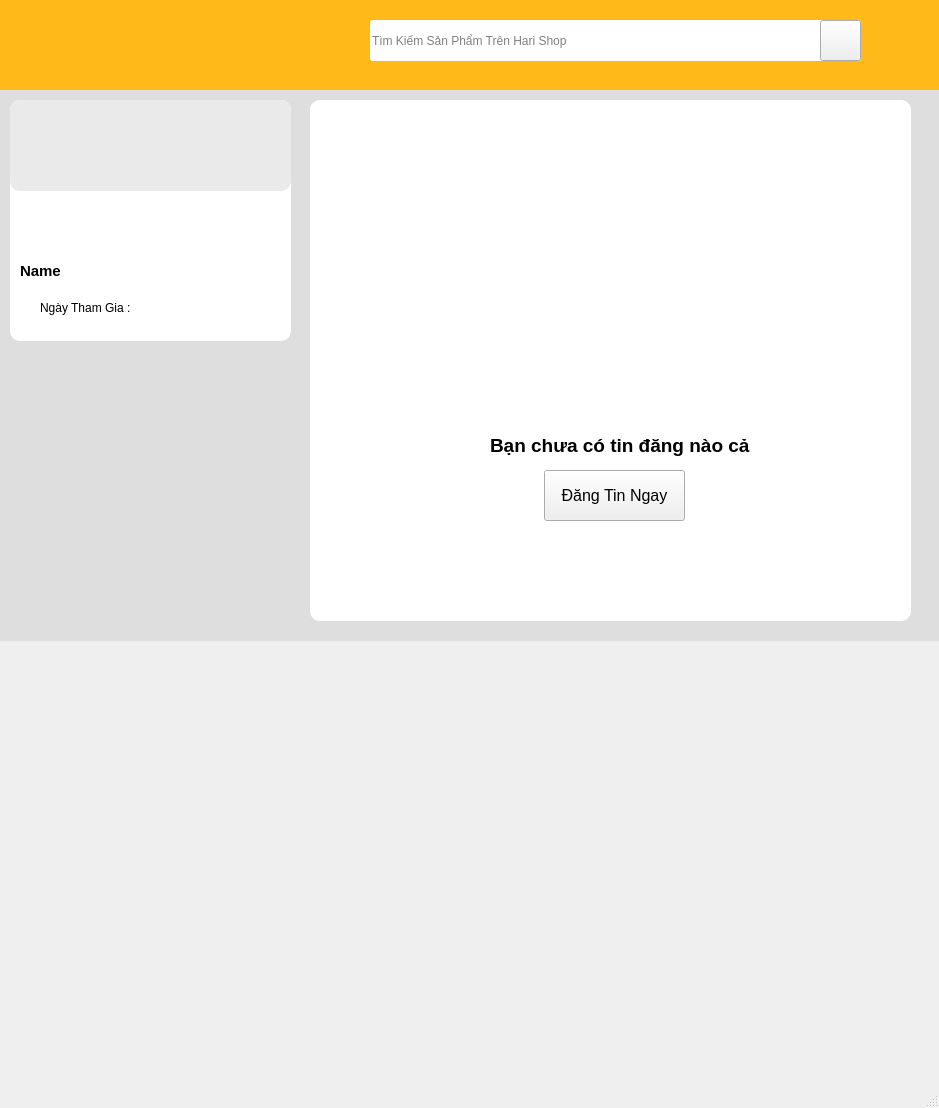
This is ui/mainwindow.ui in Harisaya/python-app as Qt 5 draws it before an edit. The edited form follows.
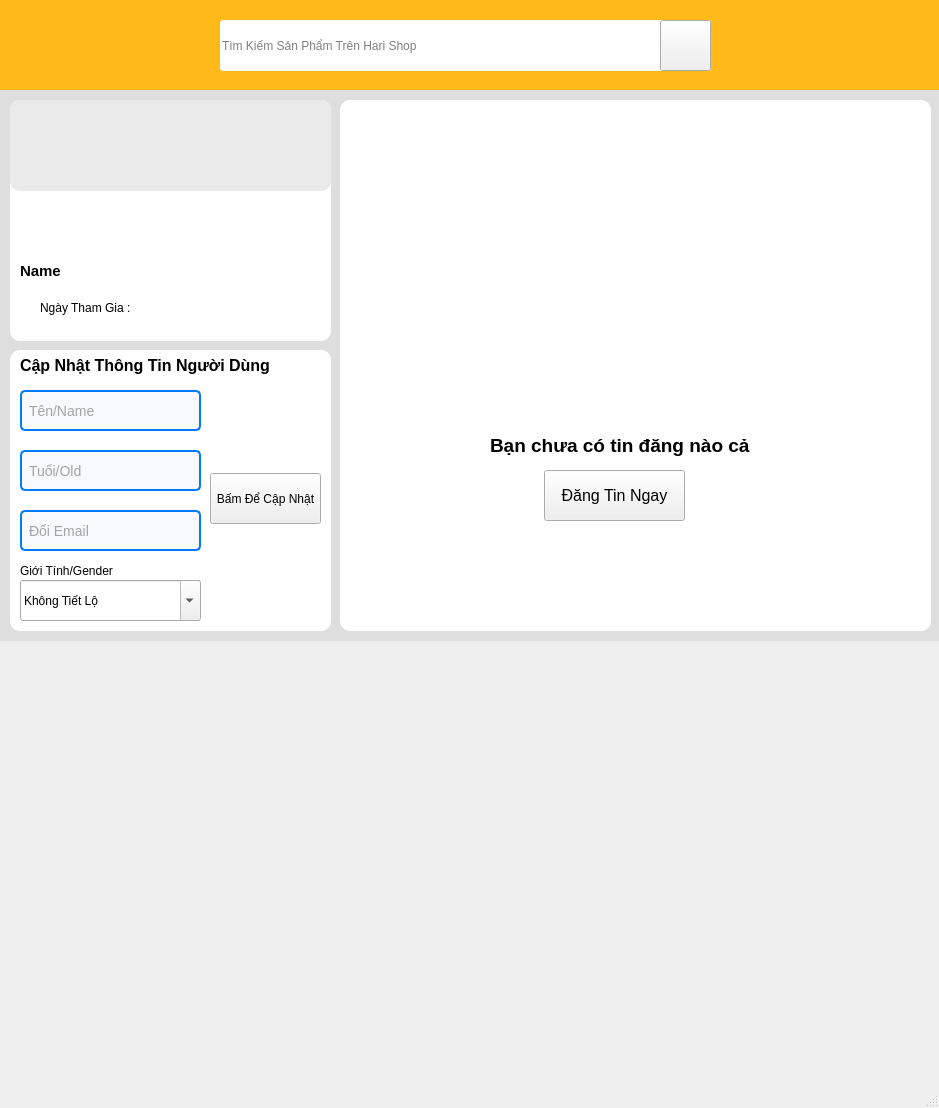
This is the edited form. The open tabs and pages were chosen to show the change. Icons and pictures are not drawn.

```diff
--- a/ui/mainwindow.ui
+++ b/ui/mainwindow.ui
@@ -33,10 +33,10 @@
    <widget class="QLineEdit" name="lineEdit">
     <property name="geometry">
      <rect>
-      <x>370</x>
+      <x>220</x>
       <y>20</y>
       <width>491</width>
-      <height>41</height>
+      <height>51</height>
      </rect>
     </property>
     <property name="styleSheet">
@@ -52,10 +52,10 @@
    <widget class="QPushButton" name="pushButton">
     <property name="geometry">
      <rect>
-      <x>820</x>
+      <x>660</x>
       <y>20</y>
-      <width>41</width>
-      <height>41</height>
+      <width>51</width>
+      <height>51</height>
      </rect>
     </property>
     <property name="styleSheet">
@@ -79,7 +79,7 @@
      </rect>
     </property>
     <property name="currentIndex">
-     <number>0</number>
+     <number>2</number>
     </property>
     <widget class="QWidget" name="page">
      <widget class="QPushButton" name="pushButton_20">
@@ -1005,7 +1005,7 @@
       <property name="geometry">
        <rect>
         <x>20</x>
-        <y>280</y>
+        <y>290</y>
         <width>131</width>
         <height>31</height>
        </rect>
@@ -1047,9 +1047,9 @@
       <property name="geometry">
        <rect>
         <x>230</x>
-        <y>250</y>
+        <y>260</y>
         <width>171</width>
-        <height>51</height>
+        <height>31</height>
        </rect>
       </property>
       <property name="font">
@@ -1059,14 +1059,14 @@
        </font>
       </property>
       <property name="text">
-       <string>&lt;html&gt;&lt;head/&gt;&lt;body&gt;&lt;p&gt;Hyundai Grand i10 &lt;/p&gt;&lt;p&gt;2009 1.2 AT 72000 km&lt;/p&gt;&lt;p&gt;&lt;br/&gt;&lt;/p&gt;&lt;/body&gt;&lt;/html&gt;</string>
+       <string>&lt;html&gt;&lt;head/&gt;&lt;body&gt;&lt;p&gt;Hyundai Grand i10 2009&lt;/p&gt;&lt;p&gt;&lt;br/&gt;&lt;/p&gt;&lt;/body&gt;&lt;/html&gt;</string>
       </property>
      </widget>
      <widget class="QLabel" name="label_38">
       <property name="geometry">
        <rect>
         <x>240</x>
-        <y>300</y>
+        <y>290</y>
         <width>131</width>
         <height>31</height>
        </rect>
@@ -1110,7 +1110,7 @@
         <x>450</x>
         <y>250</y>
         <width>171</width>
-        <height>51</height>
+        <height>41</height>
        </rect>
       </property>
       <property name="font">
@@ -1120,7 +1120,7 @@
        </font>
       </property>
       <property name="text">
-       <string>&lt;html&gt;&lt;head/&gt;&lt;body&gt;&lt;p&gt;Mitsubishi Jolie 2005&lt;/p&gt;&lt;p&gt; SS siêu đẹp!&lt;/p&gt;&lt;/body&gt;&lt;/html&gt;</string>
+       <string>&lt;html&gt;&lt;head/&gt;&lt;body&gt;&lt;p&gt;Mitsubishi Jolie 2005&lt;/p&gt;&lt;/body&gt;&lt;/html&gt;</string>
       </property>
      </widget>
      <widget class="QLabel" name="label_40">
@@ -1128,8 +1128,8 @@
        <rect>
         <x>660</x>
         <y>250</y>
-        <width>201</width>
-        <height>51</height>
+        <width>211</width>
+        <height>41</height>
        </rect>
       </property>
       <property name="font">
@@ -1139,7 +1139,7 @@
        </font>
       </property>
       <property name="text">
-       <string>&lt;html&gt;&lt;head/&gt;&lt;body&gt;&lt;p&gt;Lamborghini Aventador &lt;/p&gt;&lt;p&gt;2015 LP700-4 Coupe up SVJ&lt;/p&gt;&lt;/body&gt;&lt;/html&gt;</string>
+       <string>&lt;html&gt;&lt;head/&gt;&lt;body&gt;&lt;p&gt;Lamborghini Aventador 2015&lt;/p&gt;&lt;/body&gt;&lt;/html&gt;</string>
       </property>
      </widget>
      <widget class="QLabel" name="label_15">
@@ -1167,10 +1167,10 @@
      <widget class="QLabel" name="label_42">
       <property name="geometry">
        <rect>
-        <x>20</x>
-        <y>540</y>
+        <x>10</x>
+        <y>500</y>
         <width>171</width>
-        <height>51</height>
+        <height>41</height>
        </rect>
       </property>
       <property name="font">
@@ -1180,16 +1180,16 @@
        </font>
       </property>
       <property name="text">
-       <string>&lt;html&gt;&lt;head/&gt;&lt;body&gt;&lt;p&gt;Nissan Navara &lt;/p&gt;&lt;p&gt;2013 - số tự động&lt;/p&gt;&lt;/body&gt;&lt;/html&gt;</string>
+       <string>&lt;html&gt;&lt;head/&gt;&lt;body&gt;&lt;p&gt;Nissan Navara 2013&lt;/p&gt;&lt;/body&gt;&lt;/html&gt;</string>
       </property>
      </widget>
      <widget class="QLabel" name="label_43">
       <property name="geometry">
        <rect>
         <x>220</x>
-        <y>550</y>
+        <y>500</y>
         <width>161</width>
-        <height>51</height>
+        <height>41</height>
        </rect>
       </property>
       <property name="font">
@@ -1206,7 +1206,7 @@
       <property name="geometry">
        <rect>
         <x>680</x>
-        <y>300</y>
+        <y>290</y>
         <width>151</width>
         <height>31</height>
        </rect>
@@ -1229,7 +1229,7 @@
       <property name="geometry">
        <rect>
         <x>470</x>
-        <y>300</y>
+        <y>290</y>
         <width>131</width>
         <height>31</height>
        </rect>
@@ -1252,7 +1252,7 @@
       <property name="geometry">
        <rect>
         <x>20</x>
-        <y>590</y>
+        <y>540</y>
         <width>131</width>
         <height>31</height>
        </rect>
@@ -1294,7 +1294,7 @@
       <property name="geometry">
        <rect>
         <x>10</x>
-        <y>420</y>
+        <y>380</y>
         <width>161</width>
         <height>121</height>
        </rect>
@@ -1313,7 +1313,7 @@
       <property name="geometry">
        <rect>
         <x>240</x>
-        <y>590</y>
+        <y>540</y>
         <width>131</width>
         <height>31</height>
        </rect>
@@ -1336,7 +1336,7 @@
       <property name="geometry">
        <rect>
         <x>220</x>
-        <y>420</y>
+        <y>380</y>
         <width>161</width>
         <height>121</height>
        </rect>
@@ -1354,9 +1354,9 @@
      <widget class="QLabel" name="label_51">
       <property name="geometry">
        <rect>
-        <x>460</x>
-        <y>420</y>
-        <width>151</width>
+        <x>450</x>
+        <y>380</y>
+        <width>161</width>
         <height>121</height>
        </rect>
       </property>
@@ -1374,7 +1374,7 @@
       <property name="geometry">
        <rect>
         <x>680</x>
-        <y>420</y>
+        <y>380</y>
         <width>161</width>
         <height>121</height>
        </rect>
@@ -1392,10 +1392,10 @@
      <widget class="QLabel" name="label_57">
       <property name="geometry">
        <rect>
-        <x>670</x>
-        <y>540</y>
-        <width>201</width>
-        <height>51</height>
+        <x>700</x>
+        <y>500</y>
+        <width>131</width>
+        <height>41</height>
        </rect>
       </property>
       <property name="font">
@@ -1405,16 +1405,16 @@
        </font>
       </property>
       <property name="text">
-       <string>&lt;html&gt;&lt;head/&gt;&lt;body&gt;&lt;p&gt;Subaru BRZ 2023 mới 100%&lt;/p&gt;&lt;p&gt;giá tốt thị trường&lt;/p&gt;&lt;/body&gt;&lt;/html&gt;</string>
+       <string>&lt;html&gt;&lt;head/&gt;&lt;body&gt;&lt;p&gt;Subaru BRZ 2023&lt;/p&gt;&lt;/body&gt;&lt;/html&gt;</string>
       </property>
      </widget>
      <widget class="QLabel" name="label_58">
       <property name="geometry">
        <rect>
         <x>500</x>
-        <y>550</y>
+        <y>500</y>
         <width>71</width>
-        <height>61</height>
+        <height>41</height>
        </rect>
       </property>
       <property name="font">
@@ -1431,7 +1431,7 @@
       <property name="geometry">
        <rect>
         <x>690</x>
-        <y>590</y>
+        <y>540</y>
         <width>141</width>
         <height>31</height>
        </rect>
@@ -1477,7 +1477,7 @@
       <property name="geometry">
        <rect>
         <x>680</x>
-        <y>420</y>
+        <y>380</y>
         <width>41</width>
         <height>21</height>
        </rect>
@@ -1569,6 +1569,32 @@
       </widget>
       <widget class="QWidget" name="page_7"/>
      </widget>
+     <widget class="QLabel" name="label_86">
+      <property name="geometry">
+       <rect>
+        <x>180</x>
+        <y>30</y>
+        <width>661</width>
+        <height>61</height>
+       </rect>
+      </property>
+      <property name="font">
+       <font>
+        <family>Consolas</family>
+        <pointsize>16</pointsize>
+        <bold>true</bold>
+       </font>
+      </property>
+      <property name="styleSheet">
+       <string notr="true">background-color:rgb(236, 236, 236)</string>
+      </property>
+      <property name="text">
+       <string> Flash Sale, Nơi Mọi Người Mua Sắm Mặt Hàng Với Giá Rẻ</string>
+      </property>
+      <property name="textFormat">
+       <enum>Qt::TextFormat::AutoText</enum>
+      </property>
+     </widget>
      <zorder>label_15</zorder>
      <zorder>label_3</zorder>
      <zorder>label_4</zorder>
@@ -1598,6 +1624,7 @@
      <zorder>label_66</zorder>
      <zorder>label_31</zorder>
      <zorder>stackedWidget_2</zorder>
+     <zorder>label_86</zorder>
     </widget>
     <widget class="QWidget" name="page_3">
      <widget class="QLabel" name="label_73">
@@ -1666,7 +1693,7 @@
        <rect>
         <x>10</x>
         <y>10</y>
-        <width>281</width>
+        <width>321</width>
         <height>241</height>
        </rect>
       </property>
@@ -1683,7 +1710,7 @@
        <rect>
         <x>10</x>
         <y>10</y>
-        <width>281</width>
+        <width>321</width>
         <height>91</height>
        </rect>
       </property>
@@ -1698,7 +1725,7 @@
      <widget class="QLabel" name="label_77">
       <property name="geometry">
        <rect>
-        <x>260</x>
+        <x>300</x>
         <y>20</y>
         <width>20</width>
         <height>20</height>
@@ -1771,10 +1798,10 @@
      <widget class="QLabel" name="label_80">
       <property name="geometry">
        <rect>
-        <x>310</x>
+        <x>340</x>
         <y>10</y>
-        <width>601</width>
-        <height>521</height>
+        <width>591</width>
+        <height>531</height>
        </rect>
       </property>
       <property name="styleSheet">
@@ -1844,6 +1871,170 @@
        <string>Đăng Tin Ngay</string>
       </property>
      </widget>
+     <widget class="QLabel" name="label_87">
+      <property name="geometry">
+       <rect>
+        <x>10</x>
+        <y>260</y>
+        <width>321</width>
+        <height>281</height>
+       </rect>
+      </property>
+      <property name="styleSheet">
+       <string notr="true">background-color:rgb(255, 255, 255);
+border-radius : 10px</string>
+      </property>
+      <property name="text">
+       <string/>
+      </property>
+     </widget>
+     <widget class="QLabel" name="label_88">
+      <property name="geometry">
+       <rect>
+        <x>20</x>
+        <y>260</y>
+        <width>261</width>
+        <height>31</height>
+       </rect>
+      </property>
+      <property name="font">
+       <font>
+        <pointsize>12</pointsize>
+        <bold>true</bold>
+       </font>
+      </property>
+      <property name="text">
+       <string>Cập Nhật Thông Tin Người Dùng</string>
+      </property>
+     </widget>
+     <widget class="QLineEdit" name="txt_email">
+      <property name="geometry">
+       <rect>
+        <x>20</x>
+        <y>300</y>
+        <width>181</width>
+        <height>41</height>
+       </rect>
+      </property>
+      <property name="styleSheet">
+       <string notr="true">background-color: #f8f9fa; /* Màu nền */
+    border: 2px solid #ced4da; /* Viền */
+    border-radius: 5px;       /* Bo góc */
+    padding: 5px;             /* Khoảng cách bên trong */
+    font-size: 14px;          /* Cỡ chữ */
+    color: #495057;           /* Màu chữ */
+border: 2px solid #007bff; /* Viền khi đang focus (nhấp chuột vào ô) */
+    outline: none;             /* Xóa viền mặc định */</string>
+      </property>
+      <property name="placeholderText">
+       <string>Tên/Name</string>
+      </property>
+     </widget>
+     <widget class="QLineEdit" name="txt_email_2">
+      <property name="geometry">
+       <rect>
+        <x>20</x>
+        <y>420</y>
+        <width>181</width>
+        <height>41</height>
+       </rect>
+      </property>
+      <property name="styleSheet">
+       <string notr="true">background-color: #f8f9fa; /* Màu nền */
+    border: 2px solid #ced4da; /* Viền */
+    border-radius: 5px;       /* Bo góc */
+    padding: 5px;             /* Khoảng cách bên trong */
+    font-size: 14px;          /* Cỡ chữ */
+    color: #495057;           /* Màu chữ */
+border: 2px solid #007bff; /* Viền khi đang focus (nhấp chuột vào ô) */
+    outline: none;             /* Xóa viền mặc định */</string>
+      </property>
+      <property name="placeholderText">
+       <string>Đổi Email</string>
+      </property>
+     </widget>
+     <widget class="QLineEdit" name="txt_email_4">
+      <property name="geometry">
+       <rect>
+        <x>20</x>
+        <y>360</y>
+        <width>181</width>
+        <height>41</height>
+       </rect>
+      </property>
+      <property name="styleSheet">
+       <string notr="true">background-color: #f8f9fa; /* Màu nền */
+    border: 2px solid #ced4da; /* Viền */
+    border-radius: 5px;       /* Bo góc */
+    padding: 5px;             /* Khoảng cách bên trong */
+    font-size: 14px;          /* Cỡ chữ */
+    color: #495057;           /* Màu chữ */
+border: 2px solid #007bff; /* Viền khi đang focus (nhấp chuột vào ô) */
+    outline: none;             /* Xóa viền mặc định */</string>
+      </property>
+      <property name="placeholderText">
+       <string>Tuổi/Old</string>
+      </property>
+     </widget>
+     <widget class="QPushButton" name="pushButton_3">
+      <property name="geometry">
+       <rect>
+        <x>210</x>
+        <y>383</y>
+        <width>111</width>
+        <height>51</height>
+       </rect>
+      </property>
+      <property name="text">
+       <string>Bấm Để Cập Nhật</string>
+      </property>
+     </widget>
+     <widget class="QComboBox" name="comboBox">
+      <property name="geometry">
+       <rect>
+        <x>20</x>
+        <y>490</y>
+        <width>181</width>
+        <height>41</height>
+       </rect>
+      </property>
+      <property name="editable">
+       <bool>true</bool>
+      </property>
+      <item>
+       <property name="text">
+        <string>Không Tiết Lộ</string>
+       </property>
+      </item>
+      <item>
+       <property name="text">
+        <string>Nam</string>
+       </property>
+      </item>
+      <item>
+       <property name="text">
+        <string>Nữ</string>
+       </property>
+      </item>
+      <item>
+       <property name="text">
+        <string>Khác</string>
+       </property>
+      </item>
+     </widget>
+     <widget class="QLabel" name="label_5">
+      <property name="geometry">
+       <rect>
+        <x>20</x>
+        <y>471</y>
+        <width>101</width>
+        <height>20</height>
+       </rect>
+      </property>
+      <property name="text">
+       <string>Giới Tính/Gender</string>
+      </property>
+     </widget>
      <zorder>label_41</zorder>
      <zorder>label_75</zorder>
      <zorder>label_76</zorder>
@@ -1857,12 +2048,20 @@
      <zorder>label_81</zorder>
      <zorder>label_83</zorder>
      <zorder>pushButton_2</zorder>
+     <zorder>label_87</zorder>
+     <zorder>label_88</zorder>
+     <zorder>txt_email</zorder>
+     <zorder>txt_email_2</zorder>
+     <zorder>txt_email_4</zorder>
+     <zorder>pushButton_3</zorder>
+     <zorder>comboBox</zorder>
+     <zorder>label_5</zorder>
     </widget>
    </widget>
-   <widget class="QLabel" name="label_6">
+   <widget class="QLabel" name="btn_nav_account">
     <property name="geometry">
      <rect>
-      <x>160</x>
+      <x>780</x>
       <y>20</y>
       <width>51</width>
       <height>51</height>
@@ -1878,10 +2077,10 @@
      <bool>true</bool>
     </property>
    </widget>
-   <widget class="QLabel" name="label_7">
+   <widget class="QLabel" name="btn_nav_settings">
     <property name="geometry">
      <rect>
-      <x>240</x>
+      <x>870</x>
       <y>20</y>
       <width>51</width>
       <height>51</height>
@@ -1897,29 +2096,10 @@
      <bool>true</bool>
     </property>
    </widget>
-   <widget class="QLabel" name="label_8">
+   <widget class="QLabel" name="btn_flash_sale">
     <property name="geometry">
      <rect>
-      <x>20</x>
-      <y>20</y>
-      <width>51</width>
-      <height>51</height>
-     </rect>
-    </property>
-    <property name="text">
-     <string/>
-    </property>
-    <property name="pixmap">
-     <pixmap>../img/house-solid.svg</pixmap>
-    </property>
-    <property name="scaledContents">
-     <bool>true</bool>
-    </property>
-   </widget>
-   <widget class="QLabel" name="label_5">
-    <property name="geometry">
-     <rect>
-      <x>80</x>
+      <x>110</x>
       <y>10</y>
       <width>71</width>
       <height>71</height>
@@ -1938,14 +2118,25 @@
      <bool>true</bool>
     </property>
    </widget>
-   <zorder>label_2</zorder>
-   <zorder>lineEdit</zorder>
-   <zorder>pushButton</zorder>
-   <zorder>stackedWidget</zorder>
-   <zorder>label_6</zorder>
-   <zorder>label_7</zorder>
-   <zorder>label_5</zorder>
-   <zorder>label_8</zorder>
+   <widget class="QLabel" name="btn_nav_account_2">
+    <property name="geometry">
+     <rect>
+      <x>30</x>
+      <y>20</y>
+      <width>51</width>
+      <height>51</height>
+     </rect>
+    </property>
+    <property name="text">
+     <string/>
+    </property>
+    <property name="pixmap">
+     <pixmap>../img/house-solid.svg</pixmap>
+    </property>
+    <property name="scaledContents">
+     <bool>true</bool>
+    </property>
+   </widget>
   </widget>
   <widget class="QMenuBar" name="menubar">
    <property name="geometry">
```
